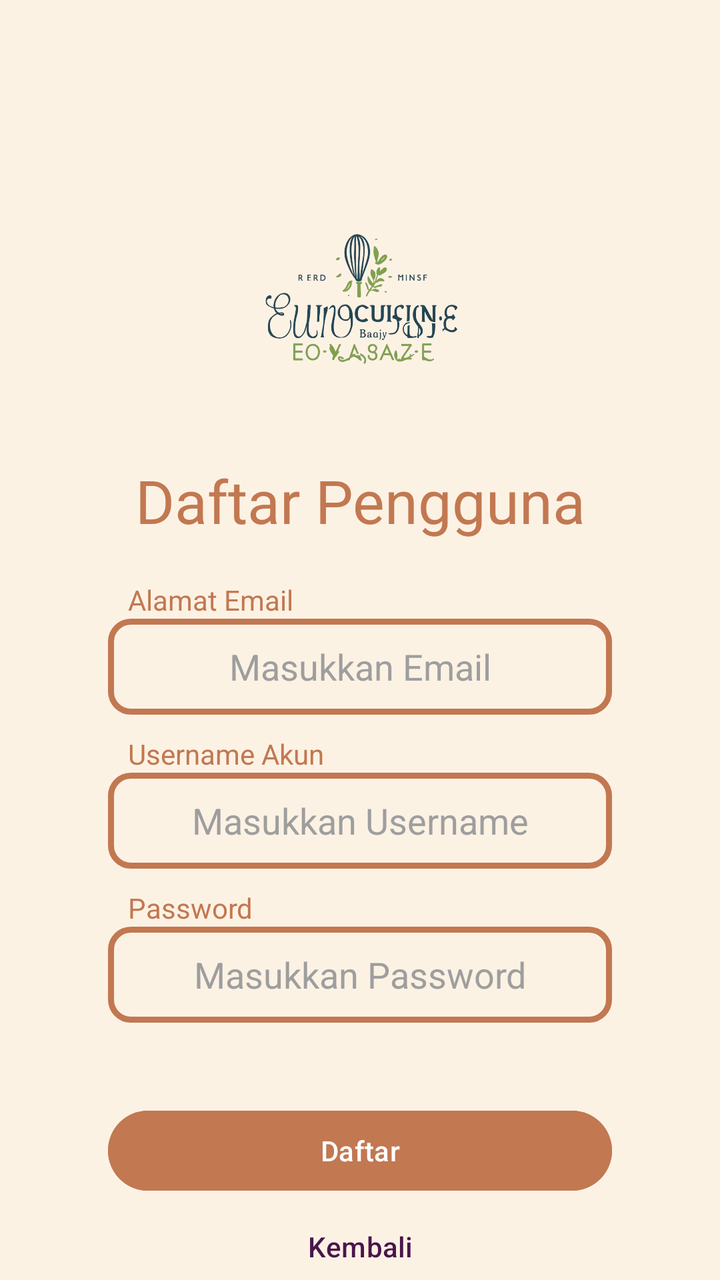
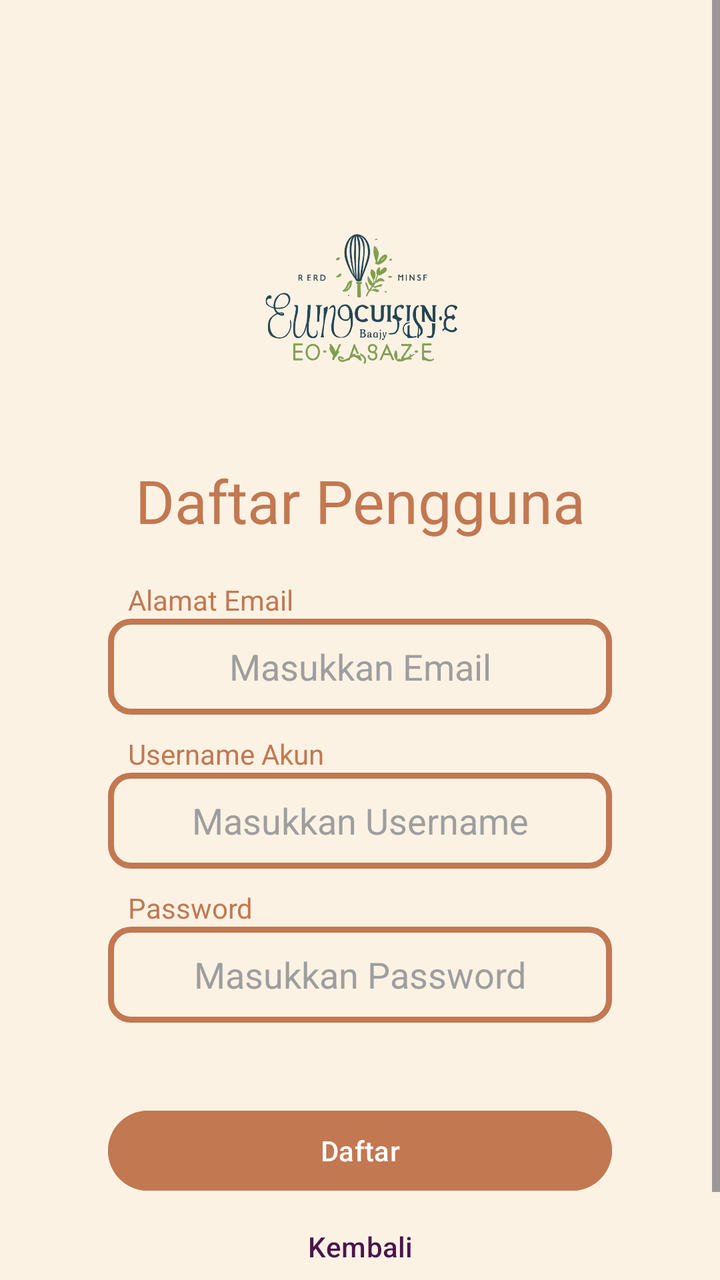

Two renders of the same Android screen: before a commit and after it. Below are the layout's source before the change and the commit's diff.
<!-- AndroidManifest.xml: application theme Theme.Food_Recipe_App -->
<!-- res/layout/activity_register.xml -->
<?xml version="1.0" encoding="utf-8"?>
<androidx.constraintlayout.widget.ConstraintLayout xmlns:android="http://schemas.android.com/apk/res/android"
    xmlns:app="http://schemas.android.com/apk/res-auto"
    xmlns:tools="http://schemas.android.com/tools"
    android:id="@+id/main"
    android:layout_width="match_parent"
    android:layout_height="match_parent"
    android:background="#fcf2e4"
    tools:context=".RegisterActivity">


    <ImageView
        android:id="@+id/imageView"
        android:layout_width="180dp"
        android:layout_height="110dp"
        app:layout_constraintBottom_toTopOf="@+id/judulRegister"
        app:layout_constraintEnd_toEndOf="parent"
        app:layout_constraintStart_toStartOf="parent"
        app:layout_constraintTop_toTopOf="parent"
        android:layout_marginTop="100dp"
        app:srcCompat="@drawable/image_2" />

    <TextView
        android:id="@+id/judulRegister"
        android:layout_width="wrap_content"
        android:layout_height="wrap_content"
        android:layout_marginTop="20dp"
        android:gravity="center"
        android:text="Daftar Pengguna"
        android:textSize="30sp"
        android:textColor="#c27851"
        app:layout_constraintEnd_toEndOf="parent"
        app:layout_constraintStart_toStartOf="parent"
        app:layout_constraintTop_toBottomOf="@+id/imageView" />

    <TextView
        android:id="@+id/textViewJudulEmail"
        android:layout_width="wrap_content"
        android:layout_height="wrap_content"
        android:layout_marginStart="10dp"
        android:layout_marginTop="20dp"
        android:layout_marginBottom="10dp"
        android:text="Alamat Email"
        android:textColor="#c27851"
        app:layout_constraintStart_toStartOf="@+id/editTextTextEmailAddress"
        app:layout_constraintTop_toBottomOf="@+id/judulRegister"/>

    <EditText
        android:id="@+id/editTextTextEmailAddress"
        android:layout_width="wrap_content"
        android:layout_height="wrap_content"
        android:background="@drawable/bg_input_stroke"
        android:ems="12"
        android:gravity="center"
        android:hint="Masukkan Email"
        android:inputType="textEmailAddress"
        android:minHeight="48dp"
        android:padding="10dp"
        android:textColor="@color/black"
        android:textColorHint="#9e9e9e"
        app:layout_constraintEnd_toEndOf="parent"
        app:layout_constraintStart_toStartOf="parent"
        app:layout_constraintTop_toBottomOf="@+id/textViewJudulEmail"/>

    <TextView
        android:id="@+id/textViewJudulUsername"
        android:layout_width="wrap_content"
        android:layout_height="wrap_content"
        android:layout_marginStart="10dp"
        android:layout_marginTop="10dp"
        android:text="Username Akun"
        android:inputType="text"
        android:textColor="#c27851"
        app:layout_constraintStart_toStartOf="@+id/editTextTextUsername"
        app:layout_constraintTop_toBottomOf="@+id/editTextTextEmailAddress" />


    <EditText
        android:id="@+id/editTextTextUsername"
        android:layout_width="0dp"
        android:layout_height="wrap_content"
        android:gravity="center"
        android:minHeight="48dp"
        android:padding="10dp"
        android:ems="12"
        android:hint="Masukkan Username"
        android:textColorHint="#9e9e9e"
        android:textColor="@color/black"
        android:background="@drawable/bg_input_stroke"
        app:layout_constraintEnd_toEndOf="@+id/editTextTextEmailAddress"
        app:layout_constraintStart_toStartOf="@+id/editTextTextEmailAddress"
        app:layout_constraintTop_toBottomOf="@+id/textViewJudulUsername" />

    <TextView
        android:id="@+id/textViewJudulPassword"
        android:layout_width="wrap_content"
        android:layout_height="wrap_content"
        android:layout_marginStart="10dp"
        android:layout_marginTop="10dp"
        android:text="Password"
        android:textColor="#c27851"
        app:layout_constraintStart_toStartOf="@+id/editTextTextPassword"
        app:layout_constraintTop_toBottomOf="@+id/editTextTextUsername" />


    <EditText
        android:id="@+id/editTextTextPassword"
        android:layout_width="0dp"
        android:layout_height="wrap_content"
        android:gravity="center"
        android:minHeight="48dp"
        android:padding="10dp"
        android:ems="12"
        android:hint="Masukkan Password"
        android:textColorHint="#9e9e9e"
        android:textColor="@color/black"
        android:inputType="textPassword"
        android:background="@drawable/bg_input_stroke"
        app:layout_constraintEnd_toEndOf="@+id/editTextTextEmailAddress"
        app:layout_constraintStart_toStartOf="@+id/editTextTextEmailAddress"
        app:layout_constraintTop_toBottomOf="@+id/textViewJudulPassword" />

    <Button
        android:id="@+id/buttonRegister"
        android:layout_width="0dp"
        android:layout_height="wrap_content"
        android:layout_marginTop="40dp"
        android:text="Daftar"
        android:backgroundTint="#c27851"
        android:textColor="#ffffff"
        app:layout_constraintEnd_toEndOf="@+id/editTextTextPassword"
        app:layout_constraintStart_toStartOf="@+id/editTextTextPassword"
        app:layout_constraintTop_toBottomOf="@+id/editTextTextPassword" />

    <Button
        android:id="@+id/buttonKembali"
        android:layout_width="wrap_content"
        android:layout_height="wrap_content"
        android:text="Kembali"
        android:background="@android:color/transparent"
        android:textColor="#4a154b"
        app:layout_constraintEnd_toEndOf="parent"
        app:layout_constraintStart_toStartOf="parent"
        app:layout_constraintTop_toBottomOf="@+id/buttonRegister" />

</androidx.constraintlayout.widget.ConstraintLayout>
<!-- resources referenced by this layout -->
<resources>
  <color name="black">#FF000000</color>
  <!-- drawable bg_input_stroke (drawable) -->
  <?xml version="1.0" encoding="utf-8"?>
  <shape xmlns:android="http://schemas.android.com/apk/res/android">
      <solid android:color="#fcf2e4"/>
      <stroke
          android:width="3dp"
          android:color="#c27851" />
      <corners
          android:radius="10dp"/>
  </shape>
  <!-- drawable image_2: png bitmap (drawable, 748539 bytes) -->
  <style name="Theme.Food_Recipe_App" parent="Base.Theme.Food_Recipe_App" />
  <style name="Base.Theme.Food_Recipe_App" parent="Theme.Material3.DayNight.NoActionBar">
          
          
      </style>
</resources>

<!-- the commit's change to res/layout/activity_register.xml (unified diff, before → after) -->
@@ -1,12 +1,19 @@
 <?xml version="1.0" encoding="utf-8"?>
-<androidx.constraintlayout.widget.ConstraintLayout xmlns:android="http://schemas.android.com/apk/res/android"
+<ScrollView
+    xmlns:android="http://schemas.android.com/apk/res/android"
     xmlns:app="http://schemas.android.com/apk/res-auto"
     xmlns:tools="http://schemas.android.com/tools"
-    android:id="@+id/main"
     android:layout_width="match_parent"
     android:layout_height="match_parent"
-    android:background="#fcf2e4"
-    tools:context=".RegisterActivity">
+    android:fillViewport="true"
+    android:background="#fcf2e4">
+
+    <androidx.constraintlayout.widget.ConstraintLayout
+        android:id="@+id/main"
+        android:layout_width="match_parent"
+        android:layout_height="wrap_content"
+        android:paddingBottom="40dp"
+        tools:context=".RegisterActivity">
 
 
     <ImageView
@@ -87,6 +94,8 @@
         android:textColorHint="#9e9e9e"
         android:textColor="@color/black"
         android:background="@drawable/bg_input_stroke"
+        android:imeOptions="actionNext"
+        android:inputType="textPersonName"
         app:layout_constraintEnd_toEndOf="@+id/editTextTextEmailAddress"
         app:layout_constraintStart_toStartOf="@+id/editTextTextEmailAddress"
         app:layout_constraintTop_toBottomOf="@+id/textViewJudulUsername" />
@@ -116,6 +125,7 @@
         android:textColor="@color/black"
         android:inputType="textPassword"
         android:background="@drawable/bg_input_stroke"
+        android:imeOptions="actionDone"
         app:layout_constraintEnd_toEndOf="@+id/editTextTextEmailAddress"
         app:layout_constraintStart_toStartOf="@+id/editTextTextEmailAddress"
         app:layout_constraintTop_toBottomOf="@+id/textViewJudulPassword" />
@@ -143,4 +153,5 @@
         app:layout_constraintStart_toStartOf="parent"
         app:layout_constraintTop_toBottomOf="@+id/buttonRegister" />
 
-</androidx.constraintlayout.widget.ConstraintLayout>
+    </androidx.constraintlayout.widget.ConstraintLayout>
+</ScrollView>
